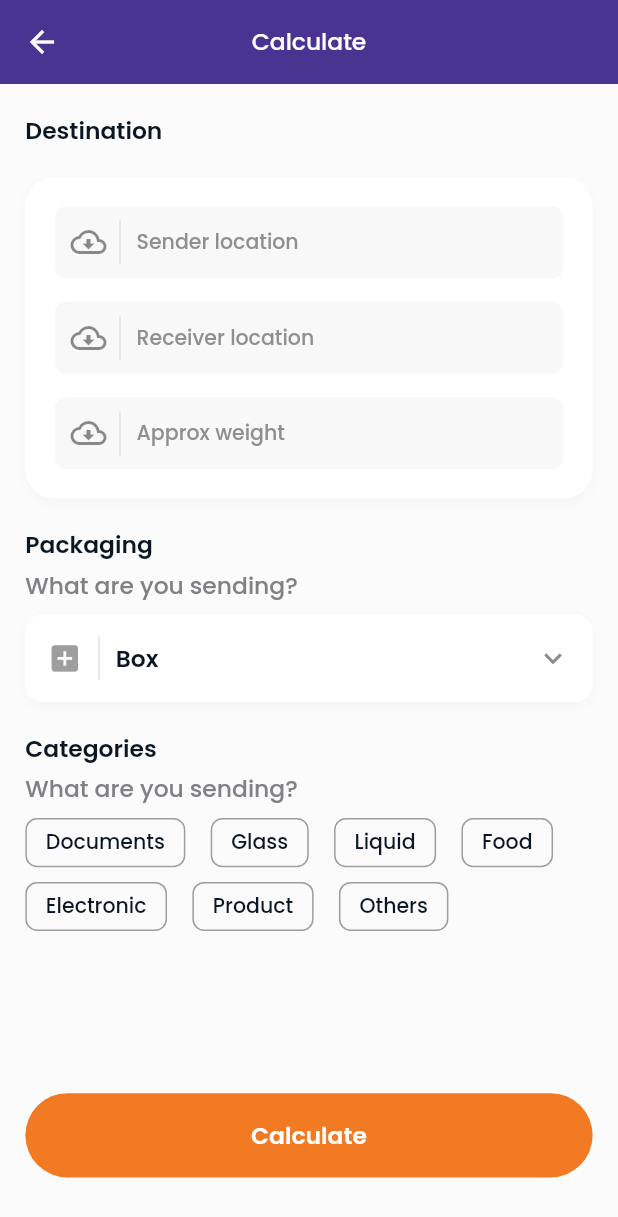
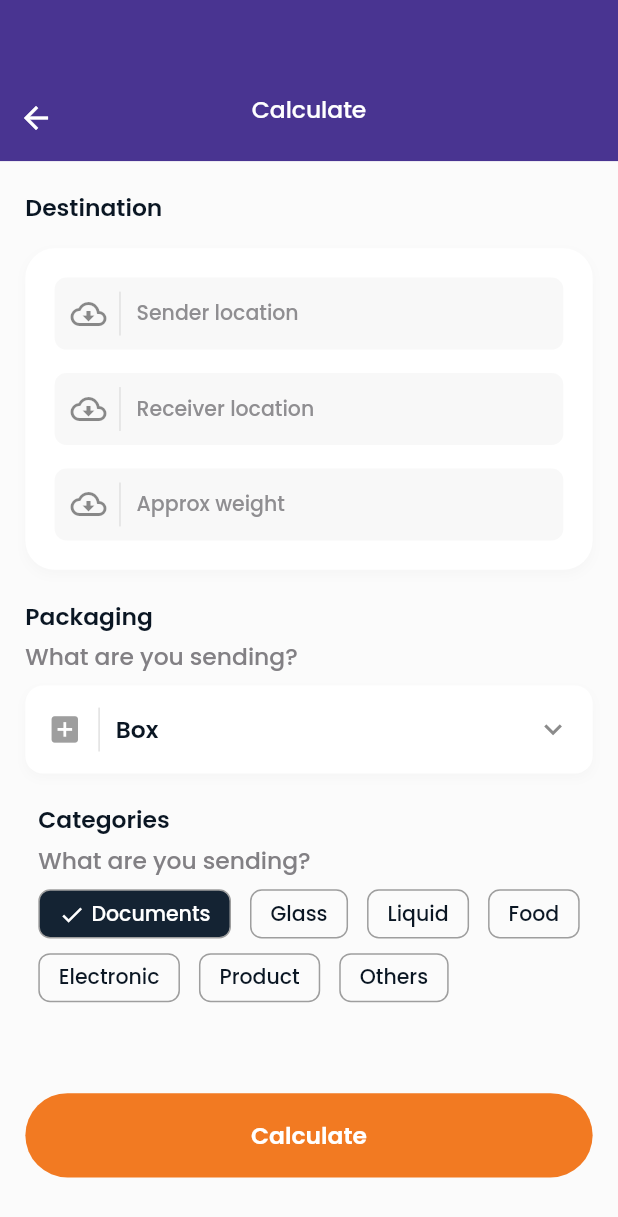
Before and after one commit to applevinc/movemate, a Flutter app: the ShipmentCalculationScreen screen opened directly, after a tap on "Documents", on a phone screen of 412 x 824 dp. Shown: the top 1217 px of the screen. Run offline on Flutter 3.47's test engine with Material 2 defaults, Android fonts, the phone set to English and light mode, and no system bars; drawn by our look-alikes of flutter_animate; our stand-ins replace cached_network_image, flutter_screenutil, google_fonts; network calls fail.

Commit message:
shipment calculation screen animations

```diff
--- a/lib/screens/home/components/home_appbar_view.dart
+++ b/lib/screens/home/components/home_appbar_view.dart
@@ -7,8 +7,8 @@ import 'package:movemate/core/styles/spacing.dart';
 import 'package:movemate/core/styles/text.dart';
 import 'package:movemate/core/utils/navigator.dart';
 import 'package:movemate/screens/home/search_shipment/search_shipment_screen.dart';
-import 'package:movemate/screens/widgets/custom_cached_network_image.dart';
-import 'package:movemate/screens/widgets/search_textfield.dart';
+import 'package:movemate/widgets/custom_cached_network_image.dart';
+import 'package:movemate/widgets/search_textfield.dart';
 
 const profileImageUrl =
     'https://plus.unsplash.com/premium_photo-1689977968861-9c91dbb16049?ixlib=rb-4.0.3&ixid=M3wxMjA3fDB8MHxwaG90by1wYWdlfHx8fGVufDB8fHx8fA%3D%3D&auto=format&fit=crop&w=3270&q=80';
--- a/lib/screens/home/components/home_tracking_view.dart
+++ b/lib/screens/home/components/home_tracking_view.dart
@@ -4,7 +4,7 @@ import 'package:flutter_screenutil/flutter_screenutil.dart';
 import 'package:movemate/core/styles/colors.dart';
 import 'package:movemate/core/styles/spacing.dart';
 import 'package:movemate/core/styles/text.dart';
-import 'package:movemate/screens/widgets/custom_divider.dart';
+import 'package:movemate/widgets/custom_divider.dart';
 
 class HomeTrackingView extends StatelessWidget {
   const HomeTrackingView({super.key});
--- a/lib/screens/home/search_shipment/search_shipment_screen.dart
+++ b/lib/screens/home/search_shipment/search_shipment_screen.dart
@@ -5,8 +5,8 @@ import 'package:flutter_screenutil/flutter_screenutil.dart';
 import 'package:movemate/core/styles/colors.dart';
 import 'package:movemate/core/styles/spacing.dart';
 import 'package:movemate/core/styles/text.dart';
-import 'package:movemate/screens/widgets/custom_divider.dart';
-import 'package:movemate/screens/widgets/search_textfield.dart';
+import 'package:movemate/widgets/custom_divider.dart';
+import 'package:movemate/widgets/search_textfield.dart';
 
 class SearchShipmentScreen extends StatefulWidget {
   const SearchShipmentScreen({super.key});
--- /dev/null
+++ b/lib/screens/shipment_calculation/components/shipment_calculation_appbar_view.dart
@@ -0,0 +1,60 @@
+import 'package:flutter/material.dart';
+import 'package:flutter_animate/flutter_animate.dart';
+import 'package:flutter_screenutil/flutter_screenutil.dart';
+import 'package:movemate/core/styles/colors.dart';
+import 'package:movemate/core/styles/text.dart';
+import 'package:movemate/core/utils/navigator.dart';
+import 'package:movemate/screens/dashboardview.dart';
+
+class ShipmentCalculationAppBarView extends StatelessWidget {
+  const ShipmentCalculationAppBarView({super.key});
+
+  @override
+  Widget build(BuildContext context) {
+    return Animate(key: UniqueKey()).toggle(
+      duration: const Duration(milliseconds: 500),
+      builder: (context, value, child) {
+        return AnimatedContainer(
+          duration: const Duration(milliseconds: 500),
+          height: value ? 170.h : 110.h,
+          padding: EdgeInsets.only(top: 60.h, bottom: 20.h),
+          color: AppColors.primary,
+          child: Row(
+            mainAxisAlignment: MainAxisAlignment.spaceBetween,
+            children: [
+              BackButton(
+                color: Colors.white,
+                onPressed: () {
+                  AppNavigator.pushAndRemoveUntil(context, const DashboardView());
+                },
+              ).animate().slideX(
+                  begin: -0.5.w,
+                  duration: const Duration(milliseconds: 600),
+                  curve: Curves.easeIn),
+              Text(
+                'Calculate',
+                style: AppText.bold500(context).copyWith(
+                  fontSize: 16.sp,
+                  color: Colors.white,
+                ),
+              )
+                  .animate()
+                  .fade(duration: const Duration(milliseconds: 600), curve: Curves.easeIn)
+                  .slideY(
+                      begin: 0.5.h,
+                      duration: const Duration(milliseconds: 600),
+                      curve: Curves.easeIn),
+              IgnorePointer(
+                ignoring: true,
+                child: BackButton(
+                  color: Colors.transparent,
+                  onPressed: () {},
+                ),
+              ),
+            ],
+          ),
+        );
+      },
+    );
+  }
+}
--- a/lib/screens/shipment_calculation/components/shipment_calculation_categories_view.dart
+++ b/lib/screens/shipment_calculation/components/shipment_calculation_categories_view.dart
@@ -1,4 +1,5 @@
 import 'package:flutter/material.dart';
+import 'package:flutter_animate/flutter_animate.dart';
 import 'package:flutter_screenutil/flutter_screenutil.dart';
 import 'package:movemate/core/styles/colors.dart';
 import 'package:movemate/core/styles/text.dart';
@@ -24,7 +25,17 @@ class _ShipmentCalculationCategoriesViewState
   ];
   String selectedCategory = '';
 
-  void selectCategory(String category) {}
+  void selectCategory(int index) {
+    final category = categories[index];
+
+    if (category == selectedCategory) {
+      selectedCategory = '';
+      setState(() {});
+    } else {
+      selectedCategory = categories[index];
+      setState(() {});
+    }
+  }
 
   @override
   Widget build(BuildContext context) {
@@ -49,7 +60,7 @@ class _ShipmentCalculationCategoriesViewState
           ),
           SizedBox(height: 8.h),
           Wrap(
-            spacing: 16.w,
+            spacing: 12.w,
             runSpacing: 10.h,
             children: List.generate(
               categories.length,
@@ -59,10 +70,10 @@ class _ShipmentCalculationCategoriesViewState
                 return _CategoryButton(
                   name: category,
                   selected: selected,
-                  onTap: () => selectCategory(category),
+                  onTap: () => selectCategory(index),
                 );
               },
-            ),
+            ).animate(interval: 100.ms).fade(duration: 300.ms).slideX(begin: 0.5.h),
           ),
         ],
       ),
@@ -70,7 +81,7 @@ class _ShipmentCalculationCategoriesViewState
   }
 }
 
-class _CategoryButton extends StatelessWidget {
+class _CategoryButton extends StatefulWidget {
   const _CategoryButton({
     required this.name,
     required this.selected,
@@ -82,19 +93,70 @@ class _CategoryButton extends StatelessWidget {
   final Function() onTap;
 
   @override
+  State<_CategoryButton> createState() => _CategoryButtonState();
+}
+
+class _CategoryButtonState extends State<_CategoryButton>
+    with SingleTickerProviderStateMixin {
+  late AnimationController _controller;
+
+  @override
+  void initState() {
+    super.initState();
+    _controller = AnimationController(
+      duration: const Duration(milliseconds: 150),
+      vsync: this,
+    );
+  }
+
+  @override
+  void dispose() {
+    _controller.dispose();
+    super.dispose();
+  }
+
+  @override
   Widget build(BuildContext context) {
-    return InkWell(
-      onTap: onTap,
-      borderRadius: BorderRadius.circular(8.r),
-      child: Container(
-        padding: EdgeInsets.symmetric(vertical: 5.h, horizontal: 12.w),
-        decoration: BoxDecoration(
-          border: Border.all(color: const Color(0xff9e9e9e)),
-          borderRadius: BorderRadius.circular(8.r),
-        ),
-        child: Text(
-          name,
-          style: AppText.bold500(context),
+    final selected = widget.selected;
+    return GestureDetector(
+      onTap: () async {
+        _controller.forward();
+        await Future.delayed(const Duration(milliseconds: 200), () {
+          _controller.reverse();
+        });
+
+        widget.onTap();
+      },
+      child: ScaleTransition(
+        scale: Tween<double>(begin: 1.0, end: 0.7).animate(_controller),
+        child: AnimatedContainer(
+          duration: const Duration(milliseconds: 150),
+          padding: EdgeInsets.symmetric(vertical: 5.h, horizontal: 12.w),
+          decoration: BoxDecoration(
+            border: Border.all(color: const Color(0xff9e9e9e)),
+            borderRadius: BorderRadius.circular(8.r),
+            color: selected ? const Color(0xff142333) : null,
+          ),
+          child: Row(
+            mainAxisSize: MainAxisSize.min,
+            children: [
+              if (selected)
+                Padding(
+                  padding: EdgeInsets.only(right: 4.w),
+                  child: Icon(
+                    Icons.check,
+                    color: Colors.white,
+                    size: 18.sp,
+                  ),
+                ),
+              Text(
+                widget.name,
+                style: AppText.bold500(context).copyWith(
+                  color: selected ? Colors.white : null,
+                ),
+              ),
+            ],
+          ),
         ),
       ),
     );
--- a/lib/screens/shipment_calculation/components/shipment_calculation_destination_view.dart
+++ b/lib/screens/shipment_calculation/components/shipment_calculation_destination_view.dart
@@ -1,4 +1,5 @@
 import 'package:flutter/material.dart';
+import 'package:flutter_animate/flutter_animate.dart';
 import 'package:flutter_screenutil/flutter_screenutil.dart';
 import 'package:movemate/core/styles/colors.dart';
 import 'package:movemate/core/styles/text.dart';
@@ -46,7 +47,7 @@ class _ShipmentCalculationDestinationViewState
             fontSize: 16.sp,
           ),
         ),
-        SizedBox(height: 20.h),
+        SizedBox(height: gap),
         Container(
           padding: EdgeInsets.all(20.sp),
           decoration: BoxDecoration(
@@ -61,18 +62,21 @@ class _ShipmentCalculationDestinationViewState
                 icon: Icons.cloud_download_outlined,
                 hintText: 'Sender location',
                 controller: senderLocationController,
+                duration: 600,
               ),
               SizedBox(height: gap),
               _DestinationInputField(
                 icon: Icons.cloud_download_outlined,
                 hintText: 'Receiver location',
                 controller: receiverLocationController,
+                duration: 700,
               ),
               SizedBox(height: gap),
               _DestinationInputField(
                 icon: Icons.cloud_download_outlined,
                 hintText: 'Approx weight',
                 controller: receiverLocationController,
+                duration: 800,
               ),
             ],
           ),
@@ -87,11 +91,13 @@ class _DestinationInputField extends StatelessWidget {
     required this.icon,
     required this.hintText,
     required this.controller,
+    required this.duration,
   });
 
   final IconData icon;
   final String hintText;
   final TextEditingController controller;
+  final int duration;
 
   @override
   Widget build(BuildContext context) {
@@ -126,6 +132,8 @@ class _DestinationInputField extends StatelessWidget {
           borderRadius: BorderRadius.circular(8.r),
         ),
       ),
-    );
+    )
+        .animate(key: UniqueKey(), delay: const Duration(milliseconds: 250))
+        .slideY(begin: 0.7.h, duration: Duration(milliseconds: duration));
   }
 }
--- a/lib/screens/shipment_calculation/shipment_calculation_screen.dart
+++ b/lib/screens/shipment_calculation/shipment_calculation_screen.dart
@@ -1,15 +1,16 @@
 import 'package:flutter/material.dart';
+import 'package:flutter_animate/flutter_animate.dart';
 import 'package:flutter_screenutil/flutter_screenutil.dart';
 import 'package:movemate/core/styles/spacing.dart';
-import 'package:movemate/core/styles/text.dart';
 import 'package:movemate/core/utils/navigator.dart';
 import 'package:movemate/screens/dashboardview.dart';
+import 'package:movemate/screens/shipment_calculation/components/shipment_calculation_appbar_view.dart';
 import 'package:movemate/screens/shipment_calculation/components/shipment_calculation_categories_view.dart';
 import 'package:movemate/screens/shipment_calculation/components/shipment_calculation_destination_view.dart';
 import 'package:movemate/screens/shipment_calculation/components/shipment_calculation_packaging_view.dart';
 import 'package:movemate/screens/shipment_calculation/shipment_calculation_summary/shipment_calculation_summary.dart';
-import 'package:movemate/screens/widgets/app_button.dart';
-import 'package:movemate/screens/widgets/close_keyboard_wrapper.dart';
+import 'package:movemate/widgets/app_button.dart';
+import 'package:movemate/widgets/close_keyboard_wrapper.dart';
 
 class ShipmentCalculationScreen extends StatelessWidget {
   const ShipmentCalculationScreen({super.key});
@@ -23,23 +24,13 @@ class ShipmentCalculationScreen extends StatelessWidget {
       },
       child: CloseKeyboardWrapper(
         child: Scaffold(
-          appBar: AppBar(
-            elevation: 0,
-            leading: BackButton(
-              color: Colors.white,
-              onPressed: () {
-                AppNavigator.pushAndRemoveUntil(context, const DashboardView());
-              },
-            ),
-            title: Text(
-              'Calculate',
-              style: AppText.bold500(context).copyWith(
-                fontSize: 16.sp,
-                color: Colors.white,
-              ),
-            ),
-          ),
+          extendBodyBehindAppBar: true,
           body: SingleChildScrollView(
+            child: Column(
+              crossAxisAlignment: CrossAxisAlignment.start,
+              children: [
+                const ShipmentCalculationAppBarView(),
+                Padding(
                   padding: EdgeInsets.only(
                     top: 20.h,
                     left: AppPadding.horizontal,
@@ -47,11 +38,13 @@ class ShipmentCalculationScreen extends StatelessWidget {
                     bottom: 40.h,
                   ),
                   child: Column(
-              crossAxisAlignment: CrossAxisAlignment.start,
                     children: const [
                       ShipmentCalculationDestinationView(),
                       ShipmentCalculationPackingView(),
                       ShipmentCalculationCategoriesView(),
+                    ],
+                  ),
+                ),
               ],
             ),
           ),
@@ -67,7 +60,9 @@ class ShipmentCalculationScreen extends StatelessWidget {
                 AppNavigator.to(context, const ShipmentCalculationSummaryScreen());
               },
             ),
-          ),
+          )
+              .animate(key: UniqueKey(), delay: const Duration(milliseconds: 500))
+              .slideY(begin: 0.7.h, duration: const Duration(milliseconds: 600)),
         ),
       ),
     );
--- a/lib/screens/shipment_calculation/shipment_calculation_summary/shipment_calculation_summary.dart
+++ b/lib/screens/shipment_calculation/shipment_calculation_summary/shipment_calculation_summary.dart
@@ -7,7 +7,7 @@ import 'package:movemate/core/styles/spacing.dart';
 import 'package:movemate/core/styles/text.dart';
 import 'package:movemate/core/utils/navigator.dart';
 import 'package:movemate/screens/dashboardview.dart';
-import 'package:movemate/screens/widgets/app_button.dart';
+import 'package:movemate/widgets/app_button.dart';
 
 class ShipmentCalculationSummaryScreen extends StatelessWidget {
   const ShipmentCalculationSummaryScreen({super.key});
--- a/lib/screens/shipment_history/components/shipment_history_appbar.dart
+++ b/lib/screens/shipment_history/components/shipment_history_appbar.dart
@@ -5,7 +5,11 @@ import 'package:movemate/core/styles/colors.dart';
 import 'package:movemate/core/styles/text.dart';
 import 'package:movemate/core/utils/navigator.dart';
 import 'package:movemate/screens/dashboardview.dart';
-import 'package:movemate/screens/widgets/custom_tabbar.dart';
+import 'package:movemate/widgets/custom_tabbar.dart';
+
+final effects = <Effect>[
+  FadeEffect(duration: 100.ms, curve: Curves.easeOut),
+];
 
 class ShipmentHistoryAppBar extends StatefulWidget {
   const ShipmentHistoryAppBar({
@@ -121,15 +125,6 @@ class _TabState extends State<_Tab> with SingleTickerProviderStateMixin {
   }
 
   @override
-  void didUpdateWidget(covariant _Tab oldWidget) {
-    super.didUpdateWidget(oldWidget);
-
-    if (widget.selected != oldWidget.selected) {
-      setState(() {});
-    }
-  }
-
-  @override
   Widget build(BuildContext context) {
     return GestureDetector(
       onTap: () async {
--- a/lib/screens/shipment_history/shipment_history_screen.dart
+++ b/lib/screens/shipment_history/shipment_history_screen.dart
@@ -46,7 +46,7 @@ class _ShipmentHistoryScreenState extends State<ShipmentHistoryScreen>
           body: NestedScrollView(
             headerSliverBuilder: (context, innerBoxIsScrolled) {
               return [
-                 ShipmentHistoryAppBar(tabController: tabController),
+                ShipmentHistoryAppBar(tabController: tabController),
                 SliverPadding(
                   padding: EdgeInsets.only(
                     top: AppPadding.vertical,
```
Also changed, not shown: lib/widgets/app_button.dart (renamed from lib/screens/widgets/app_button.dart), lib/widgets/close_keyboard_wrapper.dart (renamed from lib/screens/widgets/close_keyboard_wrapper.dart), lib/widgets/custom_cached_network_image.dart (renamed from lib/screens/widgets/custom_cached_network_image.dart), lib/widgets/custom_divider.dart (renamed from lib/screens/widgets/custom_divider.dart), lib/widgets/custom_tabbar.dart (renamed from lib/screens/widgets/custom_tabbar.dart), lib/widgets/search_textfield.dart (renamed from lib/screens/widgets/search_textfield.dart). Lines whose indentation alone changed are shown as unchanged.
